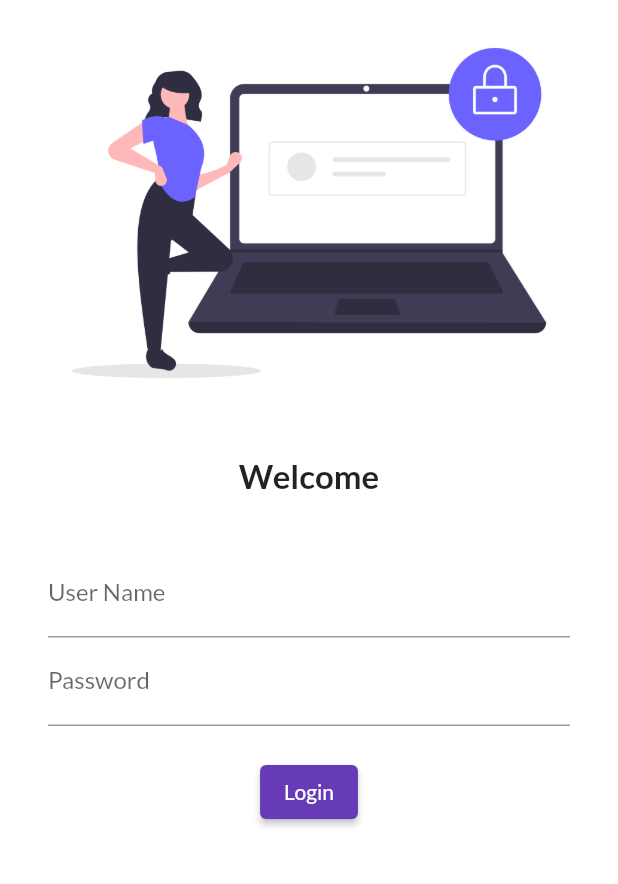
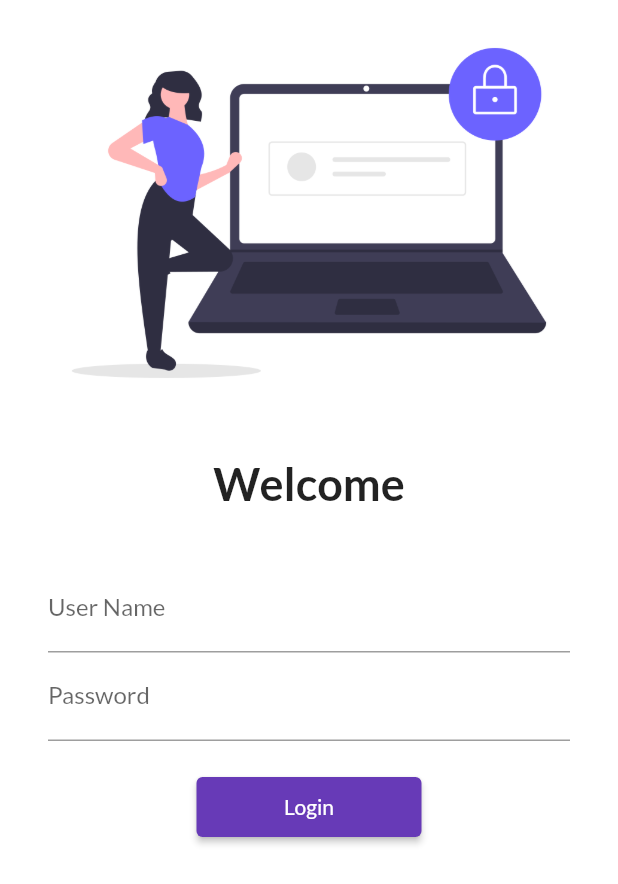
Before and after one commit to arjunbharara/E-commerce-website-using-flutter, a Flutter app: the screen it shows after launch, on a phone screen of 412 x 824 dp. Shown: the top 884 px of the screen. Run offline on Flutter 3.47's test engine with Material 2 defaults, Android fonts, the phone set to English and light mode, and no system bars; our stand-ins replace google_fonts.

Commit message:
day 5 completed

```diff
--- a/lib/Pages/home.dart
+++ b/lib/Pages/home.dart
@@ -1,3 +1,5 @@
+// ignore_for_file: prefer_const_constructors
+
 import 'package:flutter/material.dart';
 
 class HomePage extends StatelessWidget {
--- a/lib/Pages/login_page.dart
+++ b/lib/Pages/login_page.dart
@@ -1,6 +1,7 @@
 // ignore_for_file: prefer_const_constructors, duplicate_ignore
 
 import 'package:flutter/material.dart';
+import 'package:learningdart/utils/routes.dart';
 
 class LoginPage extends StatelessWidget {
   const LoginPage({super.key});
@@ -11,6 +12,7 @@ class LoginPage extends StatelessWidget {
     return Material(
         color: Colors.white,
         // ignore: prefer_const_constructors
+        child: SingleChildScrollView(
           child: Column(
             children: [
               Image.asset(
@@ -25,7 +27,7 @@ class LoginPage extends StatelessWidget {
               Text(
                 "Welcome",
                 style: TextStyle(
-                fontSize: 22,
+                  fontSize: 30,
                   fontWeight: FontWeight.bold,
                 ),
               ),
@@ -34,8 +36,8 @@ class LoginPage extends StatelessWidget {
                 height: 20,
               ),
               Padding(
-              padding:
-                  const EdgeInsets.symmetric(vertical: 16.0, horizontal: 32.0),
+                padding: const EdgeInsets.symmetric(
+                    vertical: 16.0, horizontal: 32.0),
                 child: Column(
                   children: [
                     TextFormField(
@@ -54,13 +56,16 @@ class LoginPage extends StatelessWidget {
                     ),
                     ElevatedButton(
                       onPressed: () {
-                        print("hello arjun");
+                        Navigator.pushNamed(context, MyRoutes.homepage);
                       },
-                      child: Text("Login")),
+                      child: Text("Login"),
+                      style: TextButton.styleFrom(minimumSize: Size(150, 40)),
+                    )
                   ],
                 ),
               ),
             ],
+          ),
         ));
   }
 }
--- a/lib/main.dart
+++ b/lib/main.dart
@@ -5,6 +5,7 @@ import 'package:learningdart/Pages/home.dart';
 import 'package:learningdart/Pages/login_page.dart';
 // ignore: depend_on_referenced_packages
 import 'package:google_fonts/google_fonts.dart';
+import 'package:learningdart/utils/routes.dart';
 
 void main(List<String> args) {
   // ignore: prefer_const_constructors
@@ -22,6 +23,7 @@ class MyApp extends StatelessWidget {
         primarySwatch: Colors.deepPurple,
         fontFamily: GoogleFonts.lato().fontFamily,
       ),
+      debugShowCheckedModeBanner: false,
       // theme: ThemeData(
       //   primarySwatch: Colors.pink),
       darkTheme: ThemeData(
@@ -31,8 +33,8 @@ class MyApp extends StatelessWidget {
       routes: {
         // ignore: prefer_const_constructors
         "/": (context) => LoginPage(),
-        "/Home": (context) => HomePage(),
-        "/Login": (context) => LoginPage(),
+        MyRoutes.homepage: (context) => HomePage(),
+        MyRoutes.login: (context) => LoginPage(),
       },
     );
   }
--- /dev/null
+++ b/lib/utils/routes.dart
@@ -0,0 +1,4 @@
+class MyRoutes {
+  static String login = "/login";
+  static String homepage = "/homepage";
+}
```
Lines whose indentation alone changed are shown as unchanged.
